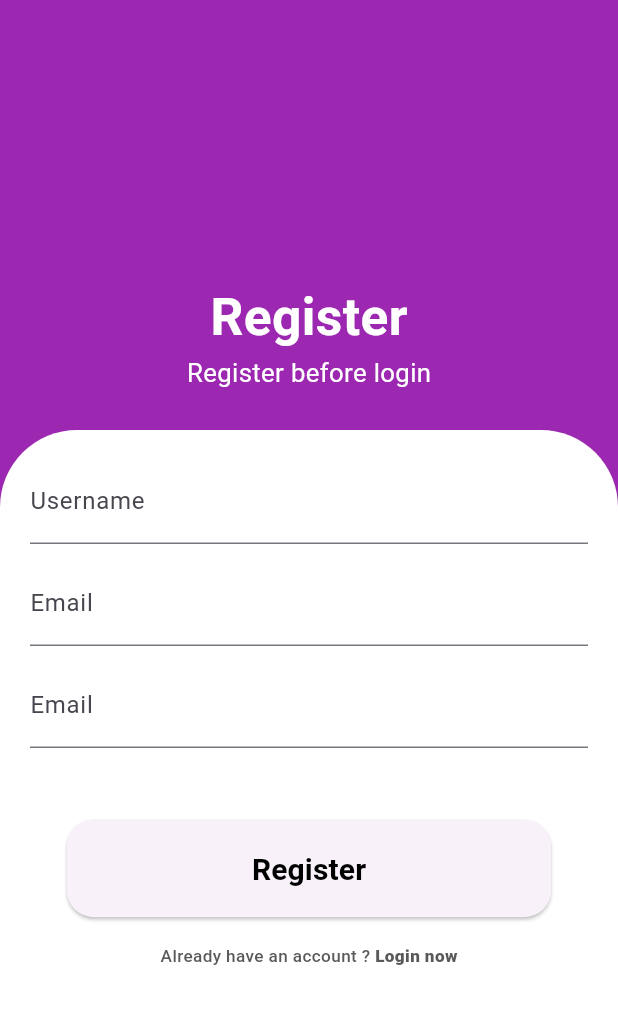
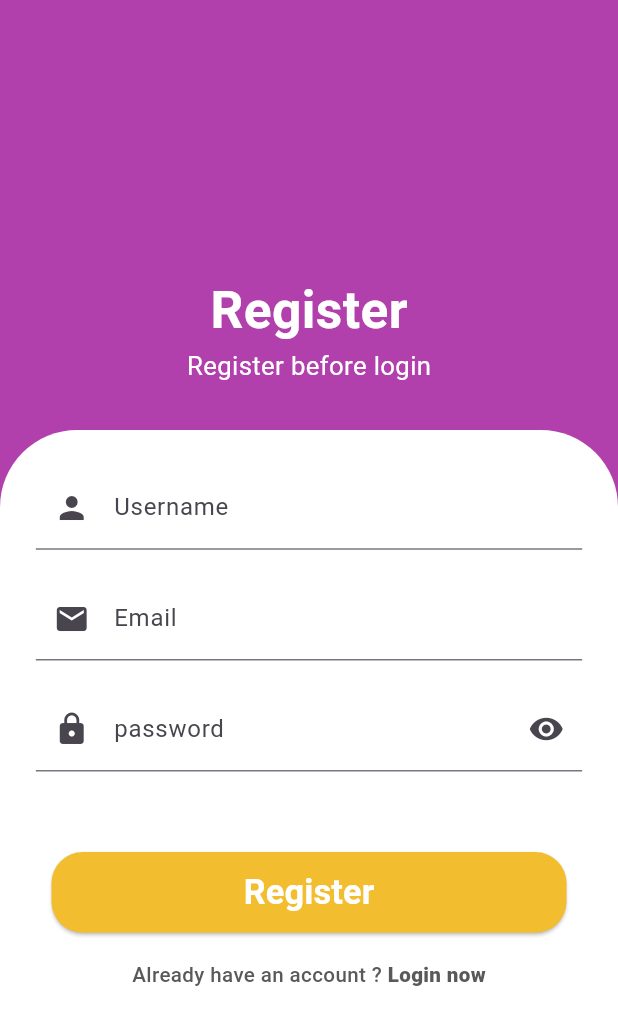
Before and after one commit to o0Pleiades0o/ledger_stacks, a Flutter app: the screen it shows after launch, on a phone screen of 412 x 824 dp. Shown: the top 1025 px of the screen. Run offline on Flutter 3.47's test engine with Material 3 defaults, Android fonts, the phone set to English and light mode, and no system bars; our stand-ins replace firebase_core, flutter_screenutil; accounts and stored records are empty.

Commit message:
Unfin Register UI

```diff
--- a/ledger_stacks/lib/pages/register_page.dart
+++ b/ledger_stacks/lib/pages/register_page.dart
@@ -1,7 +1,9 @@
 import 'package:flutter/material.dart';
 import 'package:flutter_screenutil/flutter_screenutil.dart';
-import 'package:ledger_stacks/widgets/Textfield.dart';
-import 'package:ledger_stacks/widgets/button.dart';
+
+import '../constants/color.dart';
+import '../widgets/button.dart';
+import '../widgets/textform.dart';
 
 class RegisterPage extends StatefulWidget {
   const RegisterPage({super.key});
@@ -20,13 +22,13 @@ class _RegisterPageState extends State<RegisterPage> {
   @override
   Widget build(BuildContext context) {
     return Scaffold(
-        backgroundColor: Colors.purple.shade500,
+        backgroundColor: kViolet,
         body: Column(
           children: [
             const Spacer(),
             //Header for Register
             Padding(
-              padding: const EdgeInsets.only(bottom: 25),
+              padding: EdgeInsets.only(bottom: 25.h),
               child: Column(
                 children: [
                   Text(
@@ -58,17 +60,24 @@ class _RegisterPageState extends State<RegisterPage> {
               ),
               //inside for Textfield
               child: Padding(
-                padding: const EdgeInsets.all(20.0),
+                padding: EdgeInsets.all(20.h),
                 child: Column(
                   children: [
                     TextFieldGeneral(
-                        controller: usernameController, labelText: "Username"),
+                      controller: usernameController,
+                      labelText: "Username",
+                      icon: Icons.person,
+                    ),
                     TextFieldGeneral(
-                        controller: emailController, labelText: "Email"),
+                      controller: emailController,
+                      labelText: "Email",
+                      icon: Icons.mail,
+                    ),
                     TextFieldPassword(
-                        controller: passwordController,
-                        labelText: "Email",
-                        obscureText: false),
+                      controller: passwordController,
+                      labelText: "password",
+                      icon: Icons.lock,
+                    ),
                     Padding(
                       padding: EdgeInsets.only(top: 30.h),
                       child:
@@ -83,7 +92,7 @@ class _RegisterPageState extends State<RegisterPage> {
                               text: 'Already have an account ? ',
                               style: TextStyle(
                                 color: Color(0xFF595959),
-                                fontSize: 10.sp,
+                                fontSize: 12.sp,
                                 fontWeight: FontWeight.w500,
                               ),
                             ),
@@ -91,7 +100,7 @@ class _RegisterPageState extends State<RegisterPage> {
                               text: 'Login now',
                               style: TextStyle(
                                 color: Color(0xFF595959),
-                                fontSize: 10.sp,
+                                fontSize: 12.sp,
                                 fontWeight: FontWeight.w900,
                               ),
                             ),
--- a/ledger_stacks/lib/widgets/button.dart
+++ b/ledger_stacks/lib/widgets/button.dart
@@ -1,4 +1,7 @@
 import 'package:flutter/material.dart';
+import 'package:flutter_screenutil/flutter_screenutil.dart';
+
+import '../constants/color.dart';
 
 //button for Register and Login
 class ButtonRaL extends StatelessWidget {
@@ -8,28 +11,28 @@ class ButtonRaL extends StatelessWidget {
   const ButtonRaL({
     required this.buttonText,
     required this.onPressed,
-    Key? key,
-  }) : super(key: key);
+    super.key,
+  });
 
   @override
   Widget build(BuildContext context) {
-    return Container(
-      width: 323,
-      height: 65,
+    return SizedBox(
+      width: 300.w,
+      height: 45.h,
       child: ElevatedButton(
         onPressed: onPressed,
         style: ElevatedButton.styleFrom(
+          backgroundColor: kYellow,
           shape: RoundedRectangleBorder(
-            borderRadius: BorderRadius.circular(18),
+            borderRadius: BorderRadius.circular(18.r),
           ),
         ),
         child: Text(
           buttonText,
           style: TextStyle(
-            color: Colors.black,
-            fontSize: 20,
+            color: Colors.white,
+            fontSize: 20.sp,
             fontWeight: FontWeight.w700,
-            height: 0,
           ),
         ),
       ),
--- a/ledger_stacks/lib/widgets/textfield.dart
+++ /dev/null
@@ -1,54 +0,0 @@
-import 'package:flutter/material.dart';
-
-class TextFieldGeneral extends StatelessWidget {
-  final TextEditingController controller;
-  final String labelText;
-
-  const TextFieldGeneral({
-    super.key,
-    required this.controller,
-    required this.labelText,
-  });
-
-  @override
-  Widget build(BuildContext context) {
-    return Column(
-      crossAxisAlignment: CrossAxisAlignment.start,
-      children: [
-        TextField(
-          controller: controller,
-          decoration: InputDecoration(labelText: labelText),
-        ),
-        SizedBox(height: 12.0),
-      ],
-    );
-  }
-}
-
-class TextFieldPassword extends StatelessWidget {
-  final TextEditingController controller;
-  final String labelText;
-  final bool obscureText;
-
-  const TextFieldPassword({
-    super.key,
-    required this.controller,
-    required this.labelText,
-    this.obscureText = false,
-  });
-
-  @override
-  Widget build(BuildContext context) {
-    return Column(
-      crossAxisAlignment: CrossAxisAlignment.start,
-      children: [
-        TextField(
-          controller: controller,
-          decoration: InputDecoration(labelText: labelText),
-          obscureText: true,
-        ),
-        SizedBox(height: 12.0),
-      ],
-    );
-  }
-}
--- /dev/null
+++ b/ledger_stacks/lib/widgets/textform.dart
@@ -0,0 +1,80 @@
+import 'package:flutter/material.dart';
+import 'package:flutter_screenutil/flutter_screenutil.dart';
+
+class TextFieldGeneral extends StatelessWidget {
+  final TextEditingController controller;
+  final String labelText;
+  final IconData icon;
+
+  const TextFieldGeneral({
+    super.key,
+    required this.controller,
+    required this.labelText,
+    required this.icon,
+  });
+
+  @override
+  Widget build(BuildContext context) {
+    return Column(
+      crossAxisAlignment: CrossAxisAlignment.start,
+      children: [
+        TextFormField(
+          controller: controller,
+          decoration: InputDecoration(
+            labelText: labelText,
+            prefixIcon: Icon(icon),
+          ),
+        ),
+        SizedBox(height: 15.h),
+      ],
+    );
+  }
+}
+
+class TextFieldPassword extends StatefulWidget {
+  final TextEditingController controller;
+  final String labelText;
+  final IconData icon;
+
+  const TextFieldPassword({
+    super.key,
+    required this.controller,
+    required this.labelText,
+    required this.icon,
+  });
+
+  @override
+  State<TextFieldPassword> createState() => _TextFieldPasswordState();
+}
+
+class _TextFieldPasswordState extends State<TextFieldPassword> {
+  bool isObscure = true;
+
+  void togglePasswordVisibility() {
+    setState(() {
+      isObscure = !isObscure;
+    });
+  }
+
+  @override
+  Widget build(BuildContext context) {
+    return Column(
+      crossAxisAlignment: CrossAxisAlignment.start,
+      children: [
+        TextFormField(
+          controller: widget.controller,
+          decoration: InputDecoration(
+            labelText: widget.labelText,
+            prefixIcon: Icon(widget.icon),
+            suffixIcon: GestureDetector(
+              onTap: togglePasswordVisibility,
+              child: Icon(isObscure ? Icons.visibility : Icons.visibility_off),
+            ),
+          ),
+          obscureText: isObscure,
+        ),
+        SizedBox(height: 15.h),
+      ],
+    );
+  }
+}
```
